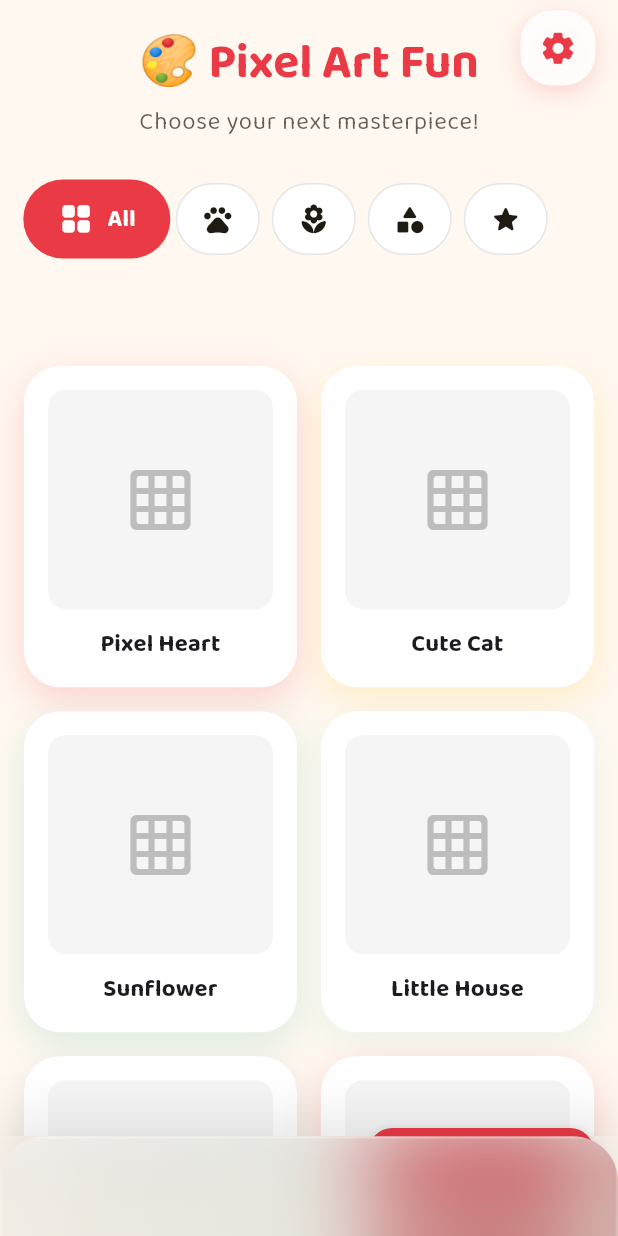
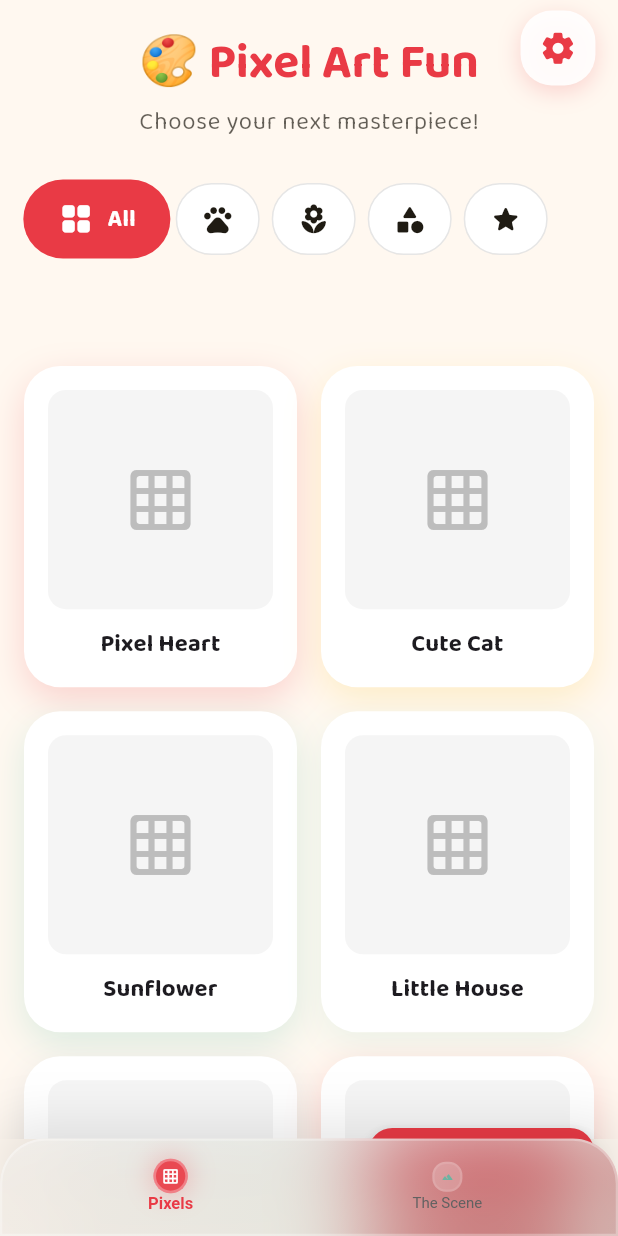
Before and after one commit to theProject/paintly, a Flutter app: the screen it shows after launch, on a phone screen of 412 x 824 dp. Run offline on Flutter 3.47's test engine with Material 3 defaults, Android fonts, the phone set to English and light mode, and no system bars; our stand-ins replace animate_do, audioplayers, confetti, flutter_svg, google_fonts, image_picker and 1 more.

```diff
--- a/lib/providers/settings_provider.dart
+++ b/lib/providers/settings_provider.dart
@@ -65,7 +65,7 @@ class SettingsProvider extends ChangeNotifier {
     try {
       await _audioPlayer.setReleaseMode(ReleaseMode.loop);
       await _audioPlayer.setVolume(0.3);
-      await _audioPlayer.play(AssetSource('audio/background_music.mp3'));
+      await _audioPlayer.play(AssetSource('audio/MagicPaint.mp3'));
       _isMusicPlaying = true;
     } catch (e) {
       debugPrint('Error playing background music: $e');
--- a/lib/screens/main_navigation_screen.dart
+++ b/lib/screens/main_navigation_screen.dart
@@ -144,6 +144,8 @@ class _MainNavigationScreenState extends State<MainNavigationScreen>
     child: BackdropFilter(
       filter: ImageFilter.blur(sigmaX: 30, sigmaY: 30),
       child: Container(
+        height: 65,
+        padding: const EdgeInsets.symmetric(horizontal: 20, vertical: 8),
         decoration: BoxDecoration(
           gradient: LinearGradient(
             begin: Alignment.topLeft,
@@ -154,45 +156,30 @@ class _MainNavigationScreenState extends State<MainNavigationScreen>
             ],
           ),
           borderRadius: const BorderRadius.vertical(top: Radius.circular(30)),
-                border: Border(
-                  top: BorderSide(
+          // Uniform border — same color & width on all sides
+          border: Border.all(
             color: Colors.white.withValues(alpha: 0.3),
             width: 1.5,
-                  ),
-                  left: BorderSide(
-                    color: Colors.white.withValues(alpha: 0.2),
-                    width: 1.5,
-                  ),
-                  right: BorderSide(
-                    color: Colors.white.withValues(alpha: 0.2),
-                    width: 1.5,
-                  ),
           ),
         ),
         child: SafeArea(
           top: false,
-                child: SizedBox(
-                  height: 65,
-                  child: Padding(
-                    padding: const EdgeInsets.symmetric(horizontal: 20, vertical: 30),
           child: Row(
             mainAxisAlignment: MainAxisAlignment.spaceAround,
             children: [
               _buildNavItem(
                 index: 0,
                 icon: Icons.grid_on_rounded,
-                          label: '',
+                label: 'Pixels',
                 color: colorScheme.primary,
               ),
               _buildNavItem(
                 index: 1,
                 icon: Icons.landscape_rounded,
-                          label: '',
+                label: 'The Scene',
                 color: colorScheme.tertiary,
               ),
             ],
-                    ),
-                  ),
           ),
         ),
        ),
@@ -219,9 +206,9 @@ class _MainNavigationScreenState extends State<MainNavigationScreen>
             setState(() {
               _selectedIndex = index;
             });
-            context.read<SettingsProvider>().playSound('bubbletap.wav');
+            context.read<SettingsProvider>().playSound('audio/bubbletap.wav');
           },
-          borderRadius: BorderRadius.circular(16),
+          borderRadius: BorderRadius.circular(12),
           child: TweenAnimationBuilder<double>(
             tween: Tween(begin: 0, end: isSelected ? 1 : 0),
             duration: const Duration(milliseconds: 600),
@@ -236,17 +223,17 @@ class _MainNavigationScreenState extends State<MainNavigationScreen>
                     Transform.scale(
                       scale: 1.0 + (value * 0.15),
                       child: Container(
-                        width: 40 + (value * 6),
-                        height: 40 + (value * 6),
+                        width: 20,
+                        height: 20,
                         decoration: BoxDecoration(
                           color: isSelected
                             ? color.withValues(alpha: 0.9)
                             : Colors.white.withValues(alpha: 0.2),
-                          borderRadius: BorderRadius.circular(14 + (value * 2)),
+                          borderRadius: BorderRadius.circular(9 + (value * 2)),
                           boxShadow: isSelected ? [
                             BoxShadow(
                               color: color.withValues(alpha: 0.3),
-                              blurRadius: 15,
+                              blurRadius: 13,
                               spreadRadius: 1,
                             ),
                           ] : [],
@@ -260,7 +247,7 @@ class _MainNavigationScreenState extends State<MainNavigationScreen>
                         child: Icon(
                           icon,
                           color: isSelected ? Colors.white : color.withValues(alpha: 0.8),
-                          size: 22 + (value * 2),
+                          size: 8 + (value * 2),
                         ),
                       ),
                     ),
```
Also changed, not shown: 2 other files. Lines whose indentation alone changed are shown as unchanged.
